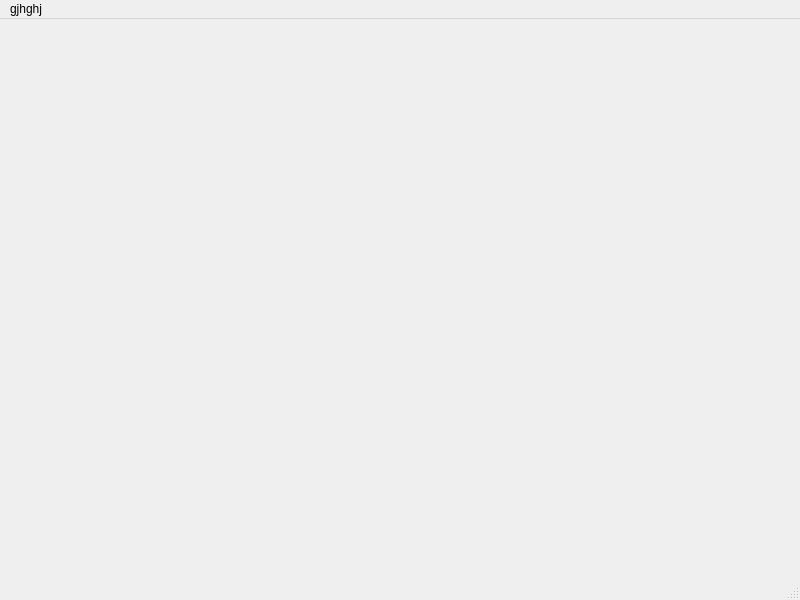
Before: the Qt Designer form exp/qtcreator/qtcreator/mainwindow.ui in lukasszz/savings, drawn with Qt 5.
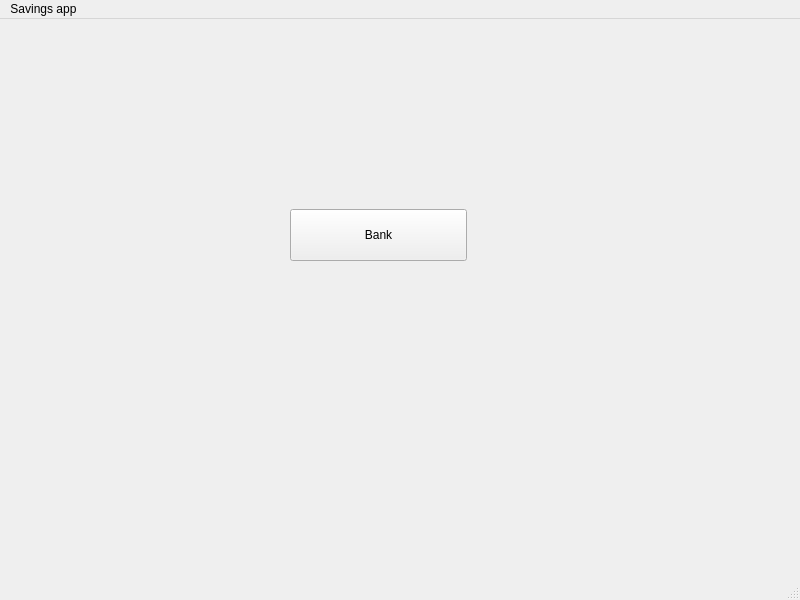
After: the same form once the commit is applied.

```diff
--- a/exp/qtcreator/qtcreator/mainwindow.ui
+++ b/exp/qtcreator/qtcreator/mainwindow.ui
@@ -13,22 +13,36 @@
   <property name="windowTitle">
    <string>MainWindow</string>
   </property>
-  <widget class="QWidget" name="centralwidget"/>
+  <widget class="QWidget" name="centralwidget">
+   <widget class="QPushButton" name="bankButton">
+    <property name="geometry">
+     <rect>
+      <x>290</x>
+      <y>190</y>
+      <width>177</width>
+      <height>52</height>
+     </rect>
+    </property>
+    <property name="text">
+     <string>Bank</string>
+    </property>
+   </widget>
+  </widget>
   <widget class="QMenuBar" name="menubar">
    <property name="geometry">
     <rect>
      <x>0</x>
      <y>0</y>
      <width>800</width>
-     <height>29</height>
+     <height>46</height>
     </rect>
    </property>
-   <widget class="QMenu" name="menugjhghj">
+   <widget class="QMenu" name="menuSavings_app">
     <property name="title">
-     <string>gjhghj</string>
+     <string>Savings app</string>
     </property>
    </widget>
-   <addaction name="menugjhghj"/>
+   <addaction name="menuSavings_app"/>
   </widget>
   <widget class="QStatusBar" name="statusbar"/>
  </widget>
```
